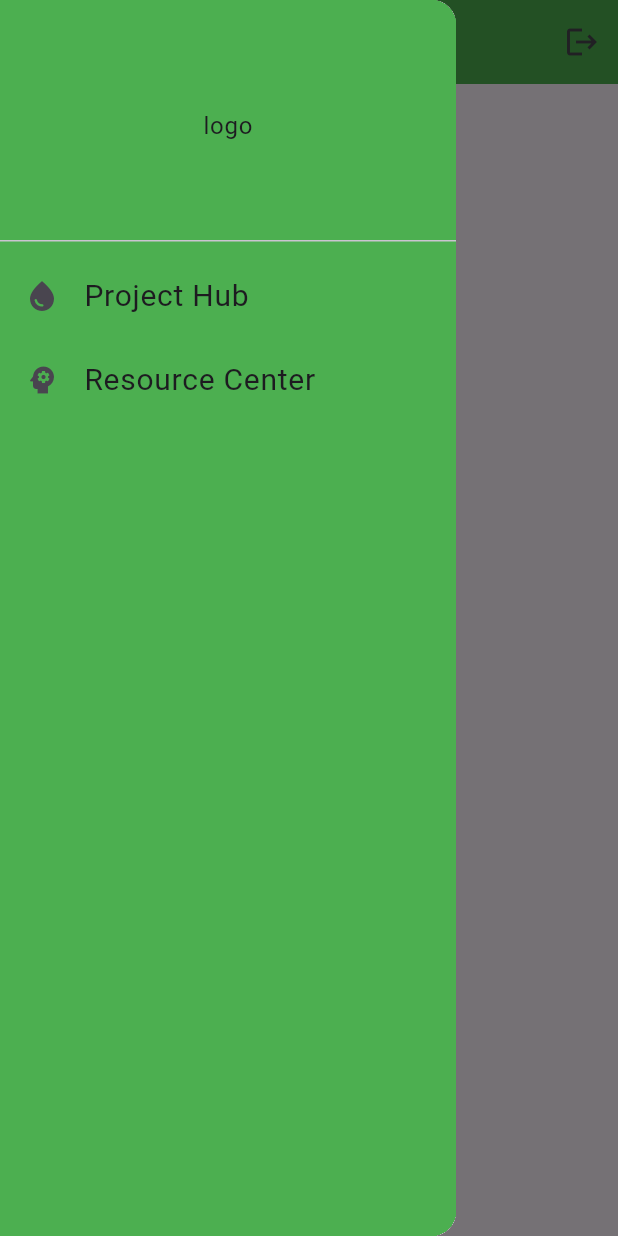
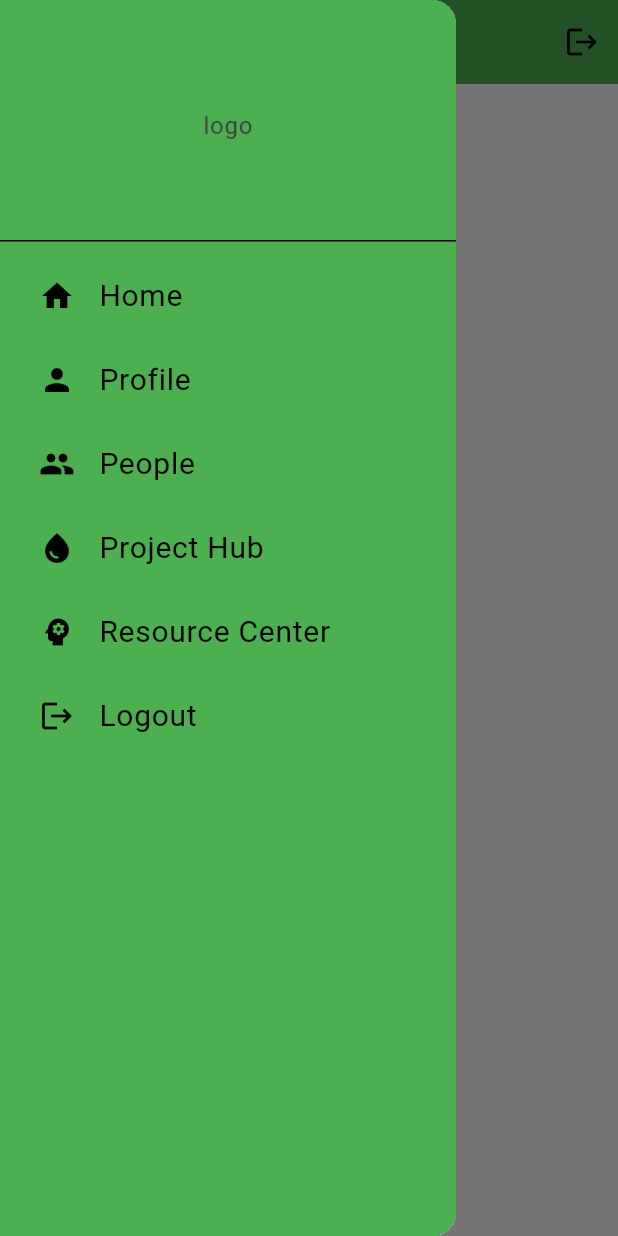
Before and after one commit to GraciousDaniel/green, a Flutter app: the screen it shows once a user with an empty profile is signed in, with the side drawer open, on a phone screen of 412 x 824 dp. Run offline on Flutter 3.47's test engine with Material 3 defaults, Android fonts, the phone set to English and light mode, and no system bars; our stand-ins replace firebase_auth, firebase_core, google_sign_in; accounts and stored records are empty.

```diff
--- /dev/null
+++ b/lib/components/mydrawer.dart
@@ -0,0 +1,121 @@
+import 'package:flutter/material.dart';
+import 'package:green/screens/homepage.dart';
+import 'package:green/screens/profilepage.dart';
+import 'package:green/screens/projecthubpage.dart';
+import 'package:green/screens/resourcepage.dart';
+import 'package:green/screens/userspage.dart';
+
+class MyDrawer extends StatelessWidget {
+  const MyDrawer({super.key});
+
+  @override
+  Widget build(BuildContext context) {
+    return Drawer(
+      //backgroundColor: Theme.of(context).colorScheme.background,
+              child: Container(
+                color: Colors.green,
+                child: ListView(
+                  children: [
+                    const DrawerHeader(
+                      child: Center(
+                        child: Text('logo'),
+                      ),
+                    ),
+
+                    Padding(
+                      padding: const EdgeInsets.only(left:10.0),
+                      child: ListTile(
+                        leading: const Icon(Icons.home),
+                        title: const Text(
+                          'Home',
+                          style: TextStyle(fontSize: 20),
+                          ),
+                          onTap: () {
+                            Navigator.of(context).push(
+                              MaterialPageRoute(builder: (context) => Homepage()));
+                          },
+                      ),
+                    ),
+
+                    Padding(
+                       padding: const EdgeInsets.only(left:10.0),
+                       child: ListTile(
+                        leading: const Icon(Icons.person),
+                        title: const Text(
+                          'Profile',
+                          style: TextStyle(fontSize: 20),
+                          ),
+                          onTap: () {
+                            Navigator.of(context).push(
+                              MaterialPageRoute(builder: (context) => const MyProfile()));
+                          },
+                      ),
+                     ),
+
+                    Padding(
+                      padding: const EdgeInsets.only(left:10.0),
+                      child: ListTile(
+                        leading: const Icon(Icons.people),
+                        title: const Text(
+                          'People',
+                          style: TextStyle(fontSize: 20),
+                          ),
+                          onTap: () {
+                            Navigator.of(context).push(
+                              MaterialPageRoute(builder: (context) => const MyUsers()));
+                          },
+                      ),
+                    ),
+
+                    Padding(
+                      padding: const EdgeInsets.only(left:10.0),
+                      child: ListTile(
+                        leading: const Icon(Icons.water_drop),
+                        title: const Text(
+                          'Project Hub',
+                          style: TextStyle(fontSize: 20),
+                          ),
+                          onTap: () {
+                            Navigator.of(context).push(
+                              MaterialPageRoute(builder: (context) => const ProjectPage()));
+                          },
+                      ),
+                    ),
+
+                    Padding(
+                      padding: const EdgeInsets.only(left:10.0),
+                      child: ListTile(
+                        leading: const Icon(Icons.psychology),
+                        title: const Text(
+                          'Resource Center',
+                          style: TextStyle(fontSize: 20),
+                          ),
+                          onTap: () {
+                            Navigator.of(context).push(
+                              MaterialPageRoute(builder: (context) => const ResourcePage()));
+                          },
+                      ),
+                    ),
+
+                    const SizedBox(width: 70),
+
+                    Padding(
+                      padding: const EdgeInsets.only(left:10.0),
+                      child: ListTile(
+                        leading: const Icon(Icons.logout),
+                        title: const Text(
+                          'Logout',
+                          style: TextStyle(fontSize: 20),
+                          ),
+                          onTap: () {
+                            Navigator.of(context).push(
+                              MaterialPageRoute(builder: (context) => const ResourcePage()));
+                          },
+                      ),
+                    ),
+                  ],
+                ),
+              ),
+             );
+  }
+}
--- a/lib/main.dart
+++ b/lib/main.dart
@@ -1,7 +1,15 @@
 import 'package:flutter/material.dart';
-//import 'package:green/components/authpage.dart';
 import 'package:firebase_core/firebase_core.dart';
+import 'package:green/components/authpage.dart';
+import 'package:green/components/loginorregisterpage.dart';
+import 'package:green/screens/homepage.dart';
+import 'package:green/screens/profilepage.dart';
+import 'package:green/screens/projecthubpage.dart';
+import 'package:green/screens/resourcepage.dart';
 import 'package:green/screens/splashscreen.dart';
+import 'package:green/screens/userspage.dart';
+import 'package:green/theme/darkmode.dart';
+import 'package:green/theme/lightmode.dart';
 import 'firebase_options.dart';
 
 void main() async {
@@ -17,9 +25,20 @@ class MyApp extends StatelessWidget {
 
   @override
   Widget build(BuildContext context) {
-    return const MaterialApp(
+    return  MaterialApp(
       debugShowCheckedModeBanner: false,
-      home: Splashscreen(),
+      home: const Splashscreen(),
+      theme: lightMode,
+      darkTheme: darkMode,
+      routes: {
+        '/authentication page':(context) => const AuthPage(),
+        '/login orregister page':(context) => const LoginOrRegisterPage(),
+        '/home page':(context) => Homepage(),
+        '/profile page':(context) => const MyProfile(),
+        '/users page':(context) => const MyUsers(),
+        '/my resources':(context) => const ResourcePage(),
+        '/my projects':(context) => const ProjectPage(),
+      },
     );
   }
 }
--- a/lib/screens/homepage.dart
+++ b/lib/screens/homepage.dart
@@ -1,7 +1,8 @@
 import 'package:firebase_auth/firebase_auth.dart';
 import 'package:flutter/material.dart';
-import 'package:green/screens/projecthubpage.dart';
-import 'package:green/screens/resourcepage.dart';
+import 'package:green/components/mydrawer.dart';
+//import 'package:green/screens/projecthubpage.dart';
+//import 'package:green/screens/resourcepage.dart';
 
 class Homepage extends StatelessWidget {
    Homepage({super.key});
@@ -17,8 +18,11 @@ class Homepage extends StatelessWidget {
   @override
   Widget build(BuildContext context) {
     return Scaffold(
+      //this is for the theme
+      //backgroundColor: Theme.of(context).colorScheme.background,
       appBar: AppBar(
         backgroundColor: const Color.fromARGB(255, 76, 175, 79),
+        title: const Text('Home',),
         actions: [
           IconButton(
             onPressed: signUserOut,
@@ -26,42 +30,7 @@ class Homepage extends StatelessWidget {
              )
              ],
              ),
-             drawer: Drawer(
-              child: Container(
-                color: Colors.green,
-                child: ListView(
-                  children: [
-                    const DrawerHeader(
-                      child: Center(
-                        child: Text('logo'),
-                      ),
-                    ),
-                    ListTile(
-                      leading: const Icon(Icons.water_drop),
-                      title: const Text(
-                        'Project Hub',
-                        style: TextStyle(fontSize: 20),
-                        ),
-                        onTap: () {
-                          Navigator.of(context).push(
-                            MaterialPageRoute(builder: (context) => const ProjectPage()));
-                        },
-                    ),
-                    ListTile(
-                      leading: const Icon(Icons.psychology),
-                      title: const Text(
-                        'Resource Center',
-                        style: TextStyle(fontSize: 20),
-                        ),
-                        onTap: () {
-                          Navigator.of(context).push(
-                            MaterialPageRoute(builder: (context) => const ResourcePage()));
-                        },
-                    ),
-                  ],
-                ),
-              ),
-             ),
+             drawer: const MyDrawer(),
     );
   }
 }
--- a/lib/screens/projecthubpage.dart
+++ b/lib/screens/projecthubpage.dart
@@ -10,6 +10,10 @@ class ProjectPage extends StatefulWidget {
 class _ProjectPageState extends State<ProjectPage> {
   @override
   Widget build(BuildContext context) {
-    return const Scaffold();
+    return Scaffold(
+      appBar: AppBar(
+        title: const Text('Project Hub',),
+      ),
+    );
   }
 }
--- a/lib/screens/resourcepage.dart
+++ b/lib/screens/resourcepage.dart
@@ -10,6 +10,10 @@ class ResourcePage extends StatefulWidget {
 class _ResourcePageState extends State<ResourcePage> {
   @override
   Widget build(BuildContext context) {
-    return const Scaffold();
+    return Scaffold(
+      appBar: AppBar(
+        title: const Text('Learn'),
+      ),
+    );
   }
 }
--- /dev/null
+++ b/lib/theme/darkmode.dart
@@ -0,0 +1,15 @@
+import 'package:flutter/material.dart';
+
+ThemeData darkMode = ThemeData(
+  brightness: Brightness.dark,
+  colorScheme: ColorScheme.dark(
+    background: Colors.grey.shade900,
+    primary: Colors.grey.shade800,
+    secondary: Colors.grey.shade700,
+    inversePrimary: Colors.grey.shade300,
+  ),
+  textTheme: ThemeData.dark().textTheme.apply(
+    bodyColor: Colors.grey.shade300,
+    displayColor: Colors.white,
+  ),
+);
--- /dev/null
+++ b/lib/theme/lightmode.dart
@@ -0,0 +1,15 @@
+import 'package:flutter/material.dart';
+
+ThemeData lightMode = ThemeData(
+  brightness: Brightness.light,
+  colorScheme: ColorScheme.light(
+    background: Colors.grey.shade300,
+    primary: Colors.grey.shade200,
+    secondary: Colors.grey.shade400,
+    inversePrimary: Colors.grey.shade800,
+  ),
+  textTheme: ThemeData.light().textTheme.apply(
+    bodyColor: Colors.grey.shade800,
+    displayColor: Colors.black,
+  ),
+);
```
Also changed, not shown: lib/screens/profilepage.dart (added, +19 -0 lines), lib/screens/userspage.dart (added, +19 -0 lines).
